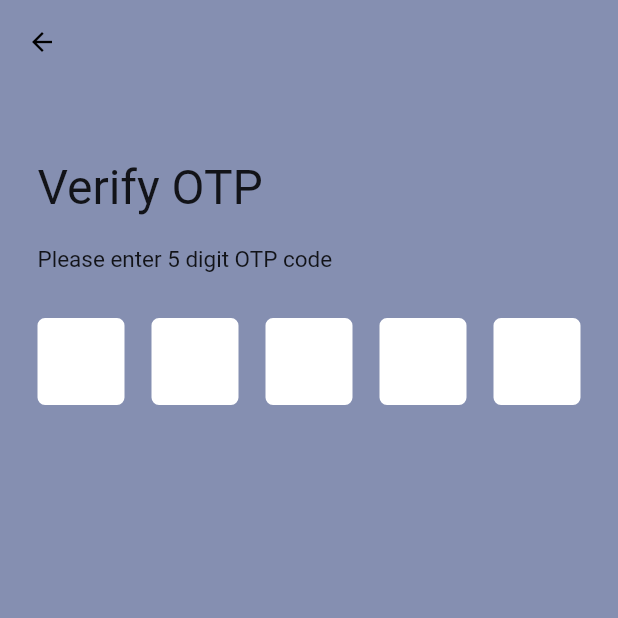
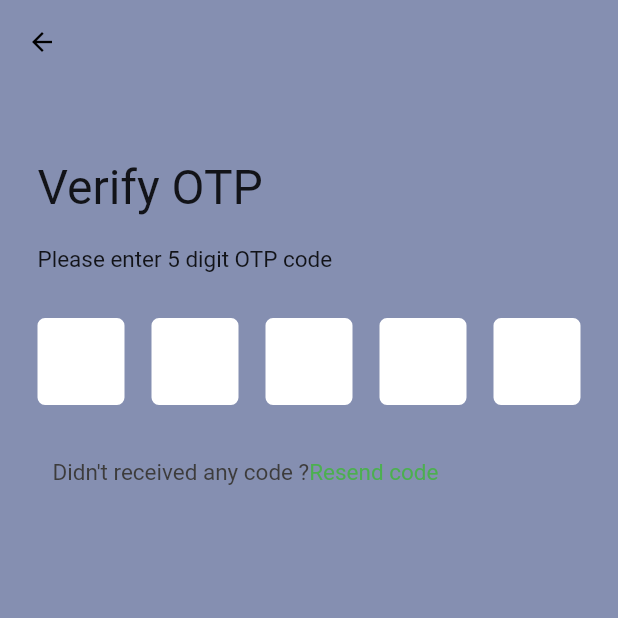
Before and after one commit to ishwar46/ProjectJutta, a Flutter app: the OtpVerify screen opened directly, on a phone screen of 412 x 824 dp, the top half of it. Run offline on Flutter 3.47's test engine with Material 2 defaults, Android fonts, the light colour scheme and no system bars; drawn by our look-alikes of pin_code_fields; our stand-ins replace velocity_x.

Commit message:
finishing otp

```diff
--- a/jutta_junction/lib/pages/OtpVerification.dart
+++ b/jutta_junction/lib/pages/OtpVerification.dart
@@ -76,6 +76,28 @@ class _OtpVerifyState extends State<OtpVerify> {
               },
               onChanged: (value) {},
             ),
+            SizedBox(height:20),
+
+                Container(
+                  margin:EdgeInsets.only(left:10),
+                  child: RichText(
+                      text: TextSpan(
+                          text:"Didn't received any code ?",
+                          style:TextStyle(
+                            fontSize:15,
+                            color:Color.fromARGB(255, 61, 60, 60),
+                          ),
+                          children:[
+                            TextSpan(
+                              text: "Resend code",
+                              style:TextStyle(
+                                  color:Colors.green),
+                            ),
+
+                          ]
+                      )
+                  ),
+                )
           ],
         ),
       ),
```
